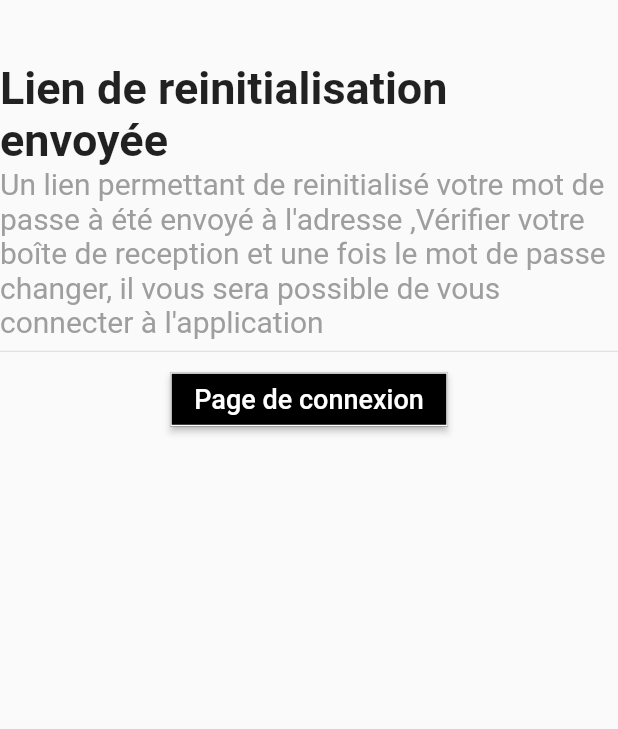
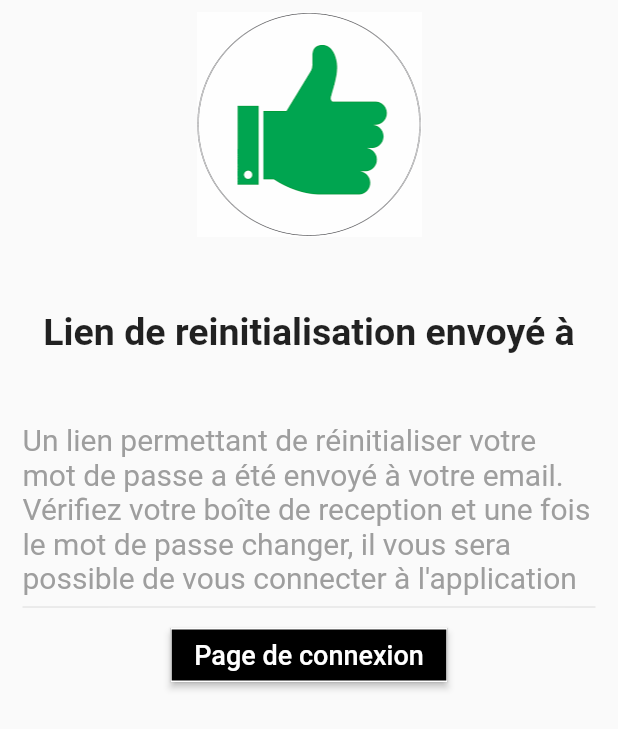
Before and after one commit to Danielmbida/villa-ritter, a Flutter app: the SuccefulMessagePage screen opened directly with empty values, on a phone screen of 412 x 824 dp. Shown: the top 729 px of the screen. Run offline on Flutter 3.47's test engine with Material 2 defaults, Android fonts, the phone set to English and light mode, and no system bars; our stand-ins replace another_flushbar, auto_route, avatar_glow, bloc, cloud_firestore, connectivity_plus and 13 more; missing offline and left inert: qr_code_scanner, wordpress_api; accounts and stored records are empty; generated files the repository leaves out were written again.

Commit message:
resetPasswordFinal

```diff
--- a/lib/presentation/sign_in/widgets/forms/login_fields_form.dart
+++ b/lib/presentation/sign_in/widgets/forms/login_fields_form.dart
@@ -2,6 +2,7 @@
 import 'package:apptest/presentation/sign_in/widgets/forms/birthday_form_field.dart';
 import 'package:apptest/presentation/sign_in/widgets/forms/gender_form_field.dart';
 import 'package:apptest/presentation/sign_in/widgets/forms/text_form_field_form.dart';
+import 'package:flutter_gen/gen_l10n/app_localizations.dart';
 import 'package:flutter/material.dart';
 
 class LoginFieldsForm extends StatelessWidget {
@@ -9,7 +10,6 @@ class LoginFieldsForm extends StatelessWidget {
     Key? key,
     required this.paddingFormElems,
     required this.rBorderFormElems,
-
     this.labelTextForm,
     this.prefixIcon,
     this.textInputType,
@@ -29,7 +29,7 @@ class LoginFieldsForm extends StatelessWidget {
           paddingFormElems: paddingFormElems,
           rBorderFormElems: rBorderFormElems,
           formName: "email",
-          labelTextForm: "Email",
+          labelTextForm: AppLocalizations.of(context)!.email_string,
           prefixIcon: Icons.email,
           textInputType: TextInputType.emailAddress,
         ),
@@ -37,7 +37,7 @@ class LoginFieldsForm extends StatelessWidget {
           paddingFormElems: paddingFormElems,
           rBorderFormElems: rBorderFormElems,
           formName: "password",
-          labelTextForm: "mot de passe",
+          labelTextForm: AppLocalizations.of(context)!.password_string,
           prefixIcon: Icons.lock,
           textInputType: TextInputType.visiblePassword,
         ),
--- a/lib/presentation/sign_in/widgets/reset_password/succeful_message_page.dart
+++ b/lib/presentation/sign_in/widgets/reset_password/succeful_message_page.dart
@@ -16,40 +16,48 @@ class SuccefulMessagePage extends StatelessWidget {
     return SafeArea(
       child: Scaffold(
         body: SizedBox(
+          child: Padding(
+            padding: const EdgeInsets.symmetric(horizontal: 15),
             child: Column(
               children: [
+                Padding(
+                  padding: const EdgeInsets.all(8.0),
+                  child: Image.asset(
+                    "assets/images/pouce.png",
+                    height: 150,
+                    width: 150,
+                  ),
+                ),
                 SizedBox(
                   height: MediaQuery.of(context).size.height * 0.05,
                 ),
+                Column(
+                  crossAxisAlignment: CrossAxisAlignment.start,
+                  children: [
                     const Text(
-                "Lien de reinitialisation envoyée",
+                      "Lien de reinitialisation envoyé à",
                       softWrap: false,
                       maxLines: 2,
                       overflow: TextOverflow.ellipsis,
                       style: TextStyle(
                         fontWeight: FontWeight.bold,
-                  fontSize: 30,
+                        fontSize: 25,
                       ),
                     ),
+                    Text(
+                      email,
+                      style: const TextStyle(
+                        fontWeight: FontWeight.bold,
+                        fontSize: 25,
+                      ),
+                    ),
+                  ],
+                ),
+                SizedBox(height: MediaQuery.of(context).size.height * 0.02),
                 Column(
                   children: [
-                  //  Text(
-                  //   "Un lien permettant de reinitialisé votre mot de passe à été envoyé à l'adresse $email",
-                  //   style: const TextStyle(
-                  //     fontSize: 20,
-                  //     color: Colors.grey,
-                  //   ),
-                  // ),
-                  // Text(
-                  //   email,
-                  //   style: const TextStyle(
-                  //     fontSize: 20,
-                  //     fontWeight: FontWeight.bold,
-                  //     color: Colors.grey,
-                  //   ),
-                  // ),
-                   Text(
-                    "Un lien permettant de reinitialisé votre mot de passe à été envoyé à l'adresse $email,Vérifier votre boîte de reception et une fois le mot de passe changer, il vous sera possible de vous connecter à l'application",
+                    const Text(
+                      "Un lien permettant de réinitialiser votre mot de passe a été envoyé à votre email. Vérifiez votre boîte de reception et une fois le mot de passe changer, il vous sera possible de vous connecter à l'application",
                       softWrap: false,
                       maxLines: 6,
                       overflow: TextOverflow.ellipsis,
@@ -81,6 +89,7 @@ class SuccefulMessagePage extends StatelessWidget {
             ),
           ),
         ),
+      ),
     );
   }
 }
```
Also changed, not shown: lib/presentation/sign_in/widgets/forms/register_fields_forms.dart (+5 -5 lines), assets/images/pouce.png (added). Lines whose indentation alone changed are shown as unchanged.
